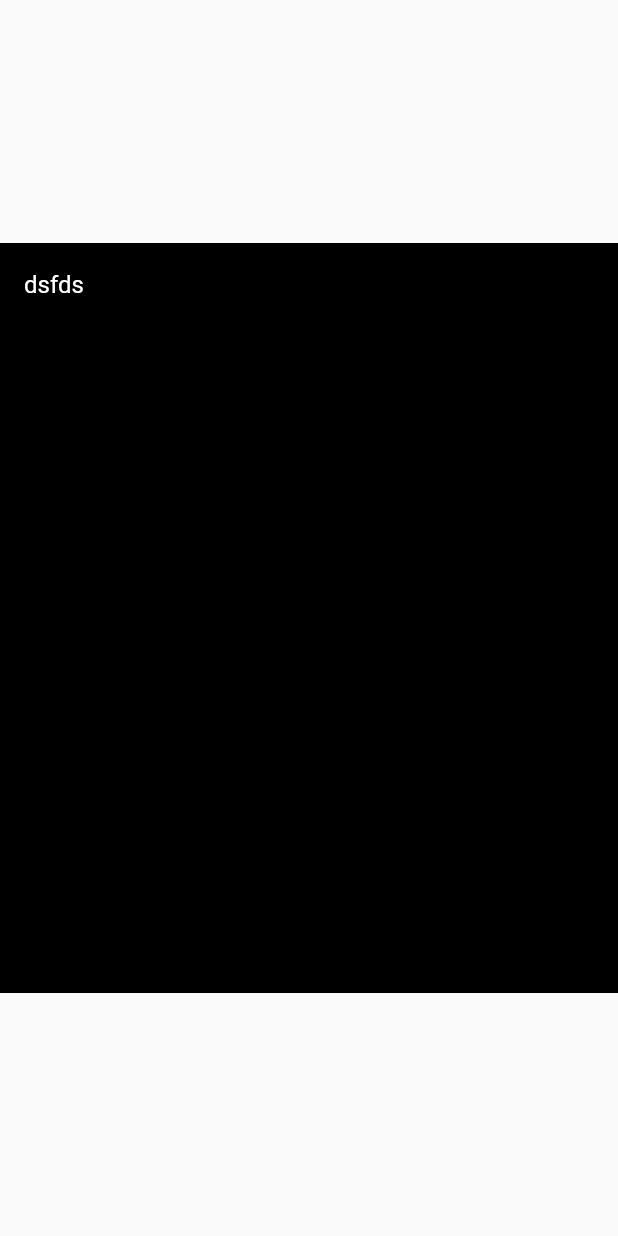
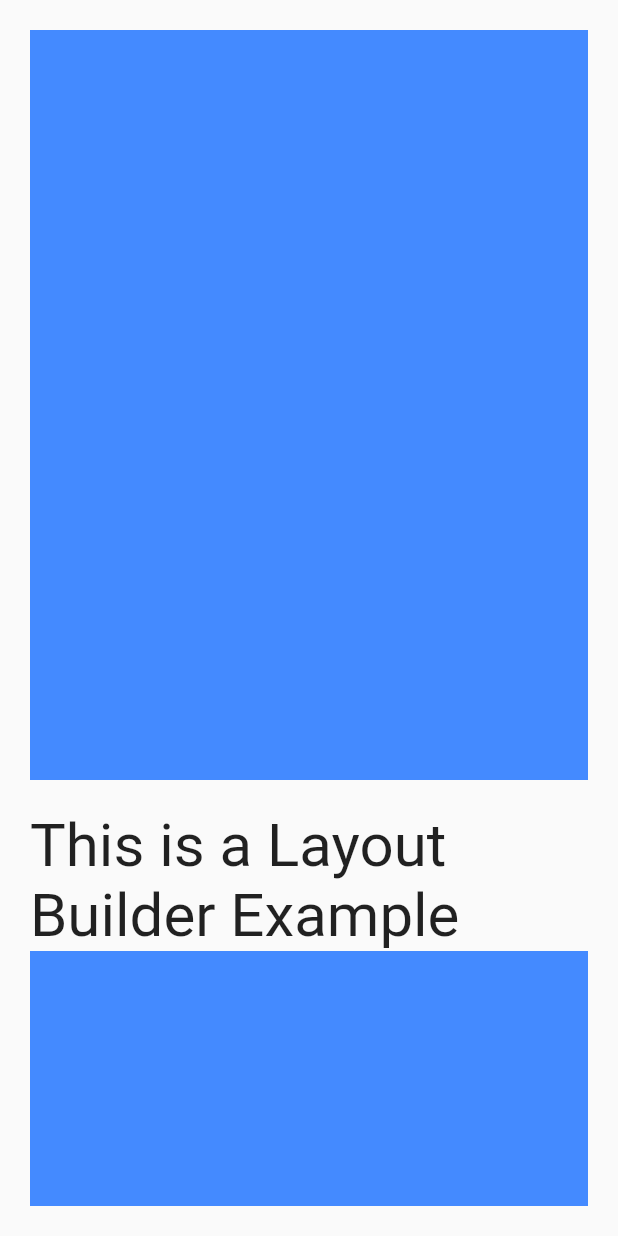
Before and after one commit to khp53/app-dev-course, a Flutter app: the screen it shows after launch, on a phone screen of 412 x 824 dp. Run offline on Flutter 3.47's test engine with Material 2 defaults, Android fonts, the phone set to English and light mode, and no system bars; our stand-ins replace cached_network_image, font_awesome_flutter, webview_flutter.

Commit message:
added layout builder

```diff
--- /dev/null
+++ b/responsive_ui_design/lib/layout_builder.dart
@@ -0,0 +1,125 @@
+import 'package:flutter/material.dart';
+import 'package:flutter/src/widgets/container.dart';
+import 'package:flutter/src/widgets/framework.dart';
+
+class LayoutBuilderExample extends StatelessWidget {
+  const LayoutBuilderExample({super.key});
+
+  @override
+  Widget build(BuildContext context) {
+    return Scaffold(
+      body: Container(
+        margin: const EdgeInsets.all(20),
+        child: LayoutBuilder(
+          builder: (context, constrains) {
+            if (constrains.maxWidth > 1400) {
+              return _webLayout();
+            } else {
+              return _mobileLayout();
+            }
+          },
+        ),
+      ),
+    );
+  }
+
+  Row _webLayout() {
+    return Row(
+      mainAxisAlignment: MainAxisAlignment.spaceBetween,
+      crossAxisAlignment: CrossAxisAlignment.start,
+      children: [
+        Column(
+          crossAxisAlignment: CrossAxisAlignment.start,
+          children: [
+            Container(
+              constraints: const BoxConstraints(
+                minHeight: 100,
+                maxHeight: 500,
+                maxWidth: 900,
+              ),
+              color: Colors.blueAccent,
+            ),
+            const SizedBox(
+              height: 20,
+            ),
+            const Text(
+              "This is a Layout Builder Example",
+              style: TextStyle(fontSize: 40),
+            ),
+          ],
+        ),
+        Column(
+          children: [
+            Container(
+              height: 200,
+              width: 450,
+              color: Colors.blueAccent,
+            ),
+            const SizedBox(
+              height: 20,
+            ),
+            Container(
+              height: 200,
+              width: 450,
+              color: Colors.blueAccent,
+            ),
+            const SizedBox(
+              height: 20,
+            ),
+            Container(
+              height: 200,
+              width: 450,
+              color: Colors.blueAccent,
+            ),
+          ],
+        ),
+      ],
+    );
+  }
+
+  Widget _mobileLayout() {
+    return SingleChildScrollView(
+      child: Column(
+        crossAxisAlignment: CrossAxisAlignment.start,
+        children: [
+          Container(
+            constraints: const BoxConstraints(
+              minHeight: 100,
+              maxHeight: 500,
+              maxWidth: 900,
+            ),
+            color: Colors.blueAccent,
+          ),
+          const SizedBox(
+            height: 20,
+          ),
+          const Text(
+            "This is a Layout Builder Example",
+            style: TextStyle(fontSize: 40),
+          ),
+          Container(
+            height: 200,
+            width: 450,
+            color: Colors.blueAccent,
+          ),
+          const SizedBox(
+            height: 20,
+          ),
+          Container(
+            height: 200,
+            width: 450,
+            color: Colors.blueAccent,
+          ),
+          const SizedBox(
+            height: 20,
+          ),
+          Container(
+            height: 200,
+            width: 450,
+            color: Colors.blueAccent,
+          ),
+        ],
+      ),
+    );
+  }
+}
--- a/responsive_ui_design/lib/main.dart
+++ b/responsive_ui_design/lib/main.dart
@@ -1,5 +1,6 @@
 import 'package:flutter/material.dart';
 import 'package:responsive_ui_design/box_constrains.dart';
+import 'package:responsive_ui_design/layout_builder.dart';
 
 void main() {
   runApp(const MyApp());
@@ -14,7 +15,7 @@ class MyApp extends StatelessWidget {
       theme: ThemeData(
         primarySwatch: Colors.blue,
       ),
-      home: const BoxConstrainsExample(),
+      home: const LayoutBuilderExample(),
     );
   }
 }
```
